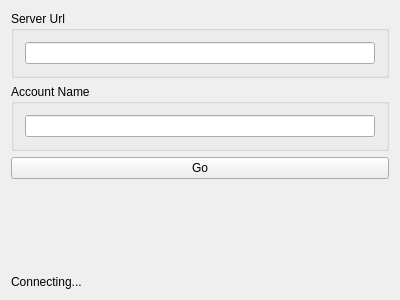
Above: UnitTests/CreateAccount/widget.ui from isaidnocookies/Threshodl-Wallet before the change. Below: the same form after it.
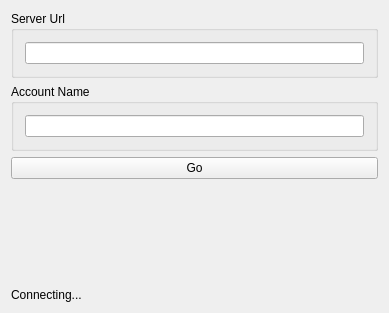
That is the form after the change.

Patch:
```diff
--- a/UnitTests/CreateAccount/widget.ui
+++ b/UnitTests/CreateAccount/widget.ui
@@ -6,8 +6,8 @@
    <rect>
     <x>0</x>
     <y>0</y>
-    <width>400</width>
-    <height>300</height>
+    <width>389</width>
+    <height>313</height>
    </rect>
   </property>
   <property name="windowTitle">
@@ -23,7 +23,11 @@
        </property>
        <layout class="QVBoxLayout" name="verticalLayout_3">
         <item>
-         <widget class="QLineEdit" name="serverUrlLineEdit"/>
+         <widget class="QLineEdit" name="serverUrlLineEdit">
+          <property name="text">
+           <string/>
+          </property>
+         </widget>
         </item>
        </layout>
       </widget>
```
